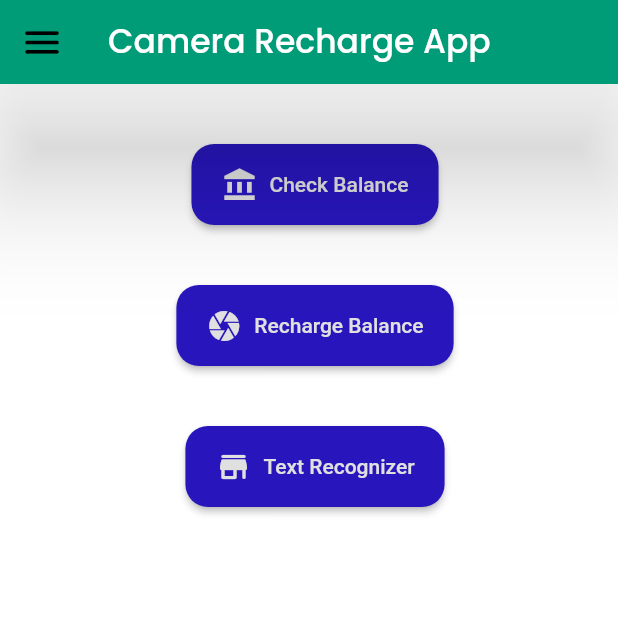
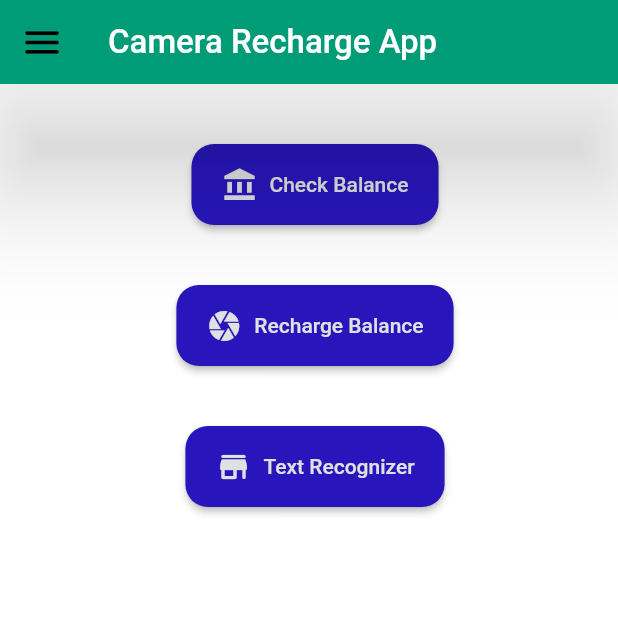
Before and after one commit to Tola-lemma/Camera_recharge_app, a Flutter app: the screen it shows after launch, on a phone screen of 412 x 824 dp, the top half of it. Run offline on Flutter 3.47's test engine with Material 2 defaults, Android fonts, the phone set to English and light mode, and no system bars; our stand-ins replace google_fonts.

Commit message:
add text style for body texts and remove Poppins fontfamily

```diff
--- a/lib/text_style.dart
+++ b/lib/text_style.dart
@@ -1,32 +1,30 @@
 import 'package:flutter/material.dart';
-import 'package:google_fonts/google_fonts.dart';
-
 
 class CustomTextStyle {
   static const TextStyle title = TextStyle(
     fontSize: 16,
-    fontFamily: 'Poppins',
-    color: Color(0xFF2E00FE),
+    color: Colors.white,
     fontWeight: FontWeight.bold,
   );
   static const TextStyle mainTitle = TextStyle(
-    fontFamily: 'Poppins',
     color: Colors.white,
     fontSize: 22,
     );
   static const TextStyle subtitle = TextStyle(
     fontSize: 14,
-    fontFamily: 'Poppins',
     fontWeight: FontWeight.bold,
   );
   static const TextStyle buttonText = TextStyle(
     fontSize: 14,
-    fontFamily: 'Poppins',
     fontWeight: FontWeight.bold,
   );
   static const TextStyle subtitleText = TextStyle(
     fontSize: 12,
-    fontFamily: 'Poppins',
     fontWeight: FontWeight.bold,
   );
+  static const TextStyle bodyText = TextStyle(
+    fontSize: 18,
+    color: Colors.black,
+    fontWeight: FontWeight.w500,
+  );
 }
```
